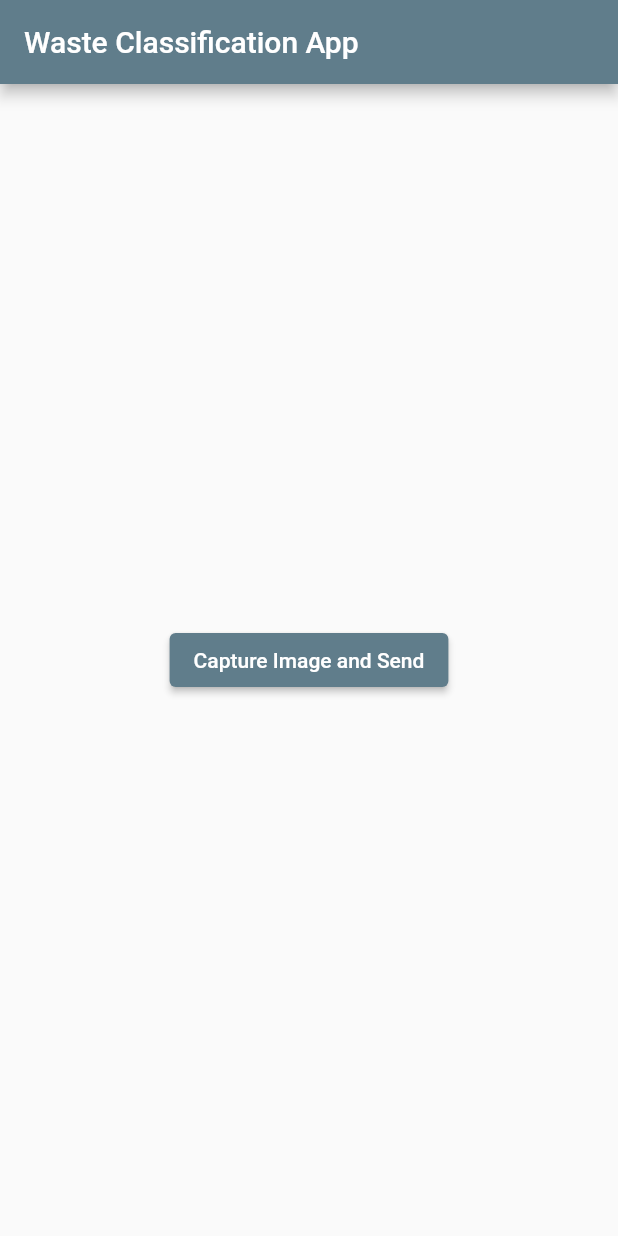
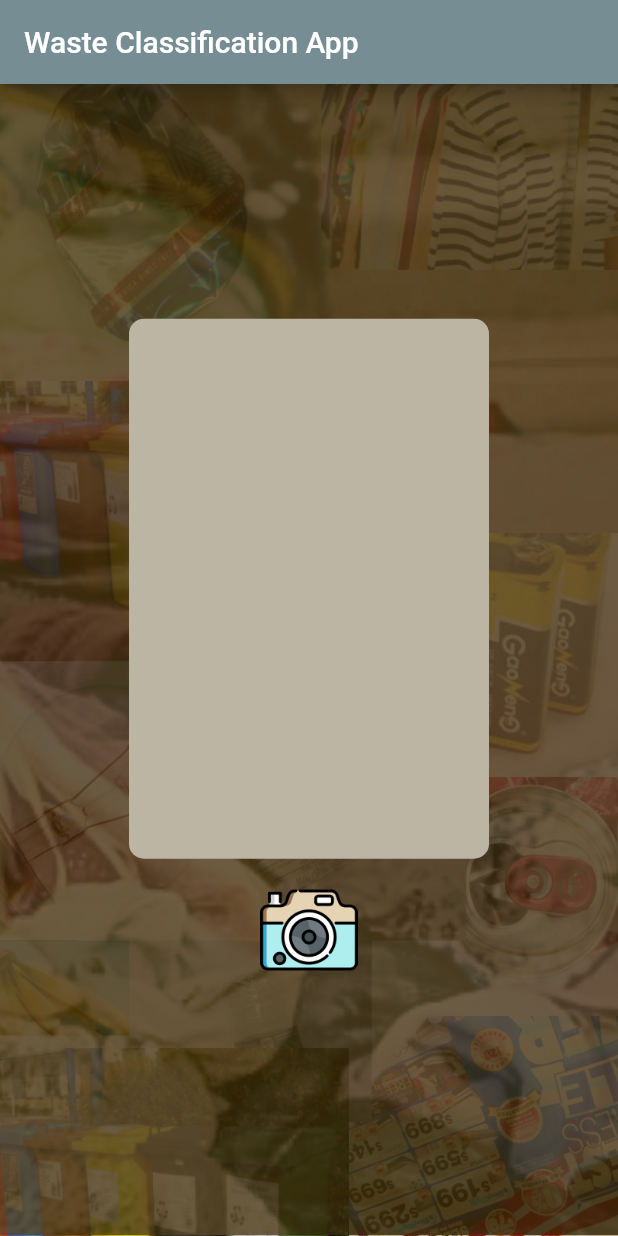
Before and after one commit to tasneemfyroos/SortItOut-App, a Flutter app: the screen it shows after launch, on a phone screen of 412 x 824 dp. Run offline on Flutter 3.47's test engine with Material 2 defaults, Android fonts, the light colour scheme and no system bars; our stand-ins replace image_picker.

Commit message:
edit main page

```diff
--- a/App/lib/main.dart
+++ b/App/lib/main.dart
@@ -3,6 +3,8 @@ import 'package:flutter/material.dart';
 import 'package:image_picker/image_picker.dart';
 import 'package:http/http.dart' as http;
 import 'dart:convert';
+import 'package:flutter/services.dart' show rootBundle;
+
 
 // import 'package:file_picker/file_picker.dart';
 
@@ -10,34 +12,58 @@ void main() {
   runApp(MyApp());
 }
 
+// image bg width, image bg height, padding of image
+// circle width, padding of icon
+List<double> getSizes() {
+  return [240, 360, 20, 95, 15];
+}
+
+MaterialColor getColor() {
+  return new MaterialColor(0xFF758d93,
+      <int,Color>{50: Color(0xFFE3F2FD), // Shade 50
+        100: Color(0xFFe5d3b3), // Shade 100
+        200: Color(0xFFa3b5c0), // Shade 200
+        300: Color(0xFFafeeee), // Shade 300
+        400: Color(0xFF987554), // Shade 400
+        500: Color(0xFFbdb5a4), // Shade 500
+        600: Color(0xFF664229), // Shade 600
+        700: Color(0xFF503f37), // Shade 700
+        800: Color(0xFF758d93), // Shade 800(primary color)
+        900: Color(0xFF98f5e1), // Shade 900
+      });
+}
 class MyApp extends StatelessWidget {
   @override
   Widget build(BuildContext context) {
     return MaterialApp(
       title: 'Waste Classification App',
       theme: ThemeData(
-        primarySwatch: Colors.blueGrey,
+        primarySwatch: getColor()
       ),
       home: ImageCaptureScreen(),
     );
   }
 }
 
+
+
+
 class ImageCaptureScreen extends StatefulWidget {
   @override
   _ImageCaptureScreenState createState() => _ImageCaptureScreenState();
+
 }
 
 class _ImageCaptureScreenState extends State<ImageCaptureScreen> {
   File? _image;
-
+  var categoryName = "";
   // web app
-
-
-
 
   //mobile App
   Future _captureImage() async {
+    setState(() {
+      categoryName = "";
+    });
     final picker = ImagePicker();
     final image = await picker.pickImage(source: ImageSource.camera);
     setState(() {
@@ -61,7 +87,10 @@ class _ImageCaptureScreenState extends State<ImageCaptureScreen> {
 
           // Extract the category from the response
           final category = jsonDecode(responseBody)['category'];
-
+          // categoryName = category;
+          setState(() {
+            categoryName = category;
+          });
           // Display the category in a dialog box or any other way you prefer
           showDialog(
             context: context,
@@ -86,29 +115,106 @@ class _ImageCaptureScreenState extends State<ImageCaptureScreen> {
     }
   }
 
-
   @override
-  Widget build(BuildContext context) {
-    return Scaffold(
+  Widget build(BuildContext context) => Container(
+        decoration:  const BoxDecoration(
+          image: DecorationImage(
+            image: AssetImage("images/background.png"),
+            fit: BoxFit.cover,
+          )
+        ),
+    child: Scaffold(
+      backgroundColor: Colors.transparent,
       appBar: AppBar(
         title: Text('Waste Classification App'),
       ),
       body: Center(
         child: Column(
           mainAxisAlignment: MainAxisAlignment.center,
+          crossAxisAlignment: CrossAxisAlignment.center,
           children: <Widget>[
+            Stack(
+              children: [
+                  Container(
+                    width: getSizes()[0],
+                    height: getSizes()[1],
+                    decoration: BoxDecoration(
+                      color: getColor()[500], // Rectangle color
+                      borderRadius: BorderRadius.circular(10), // Rounded edges
+                    ),
+                  ),
+
                 if (_image != null)
+                  Positioned.fill(
+                    left: getSizes()[2],
+                    top: 5,
+                    right: getSizes()[2],
+                    bottom: getSizes()[2],
+                    child: Column(
+                        mainAxisAlignment: MainAxisAlignment.center,
+                        children: <Widget> [
+                          Text(
+                              "Let's SortItOut!",
+                              style: TextStyle(
+                                  fontFamily: "marcellus",
+                                  fontSize: 16,
+                              )
+                          ),
                           Image.file(
                           _image!,
-                height: 200,
+                          fit: BoxFit.scaleDown,
                           ),
-            ElevatedButton(
-              onPressed: _captureImage,
-              child: Text('Capture Image and Send'),
+                          Text(
+                            "the category is",
+                            style: TextStyle(
+                              fontFamily: "marcellus",
+                              fontSize: 14
+                            )
+                          ),
+                          Text(
+                              categoryName,
+                              style: TextStyle(
+                                  fontFamily: "marcellus",
+                                  fontSize: 16
+                              )
+                          ),
+                        ]
+                    )
                   ),
               ],
+            ),
+            InkWell(
+              onTap: _captureImage,
+              child: Stack(
+                children: [
+                  Container(
+                    width: getSizes()[3],
+                    height: getSizes()[3],
+                    decoration: BoxDecoration(
+                      shape: BoxShape.circle,
+                      color: Colors.transparent,
+                    ),
+                  ),
+                Positioned.fill(
+                  left: getSizes()[4],
+                  top: getSizes()[4],
+                  right: getSizes()[4],
+                  bottom: getSizes()[4],
+                  child: Row(
+                    children: [
+                      Image(
+                        image: AssetImage('images/camera.png'),
+                        fit:BoxFit.contain,
+                      )
+                    ]
+                  )
+                )
+                ],
+              )
+            )
+          ],
+        ),
       ),
     ),
   );
 }
-}
```
Also changed, not shown: App/pubspec.yaml (+8 -0 lines), App/images/Marcellus-Regular.ttf (added), App/images/background.png (added), App/images/camera.png (added), App/images/su0.jpg (added), App/images/su4.jpg (added). Lines whose indentation alone changed are shown as unchanged.
